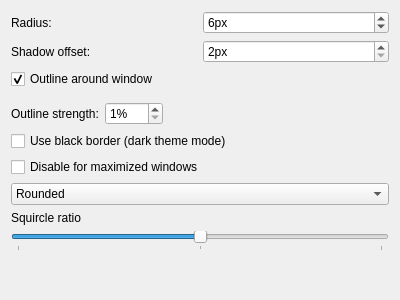
Above: src/lightlyshaders/kcm/lightlyshaders_config.ui from hirad1986/LightlyShaders before the change. Below: the same form after it.
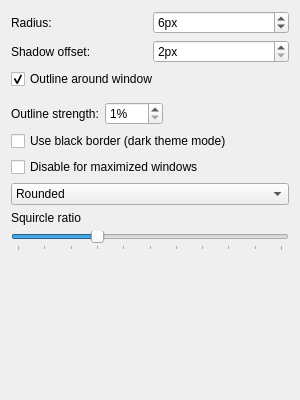
That is the form after the change.

Diff of the .ui file:
```diff
--- a/src/lightlyshaders/kcm/lightlyshaders_config.ui
+++ b/src/lightlyshaders/kcm/lightlyshaders_config.ui
@@ -6,8 +6,8 @@
    <rect>
     <x>0</x>
     <y>0</y>
-    <width>400</width>
-    <height>300</height>
+    <width>300</width>
+    <height>400</height>
    </rect>
   </property>
   <property name="windowTitle">
@@ -164,16 +164,16 @@
      <item>
       <widget class="QSlider" name="kcfg_SquircleRatio">
        <property name="minimum">
-        <number>0</number>
+        <number>2</number>
        </property>
        <property name="maximum">
-        <number>24</number>
+        <number>12</number>
        </property>
        <property name="pageStep">
-        <number>12</number>
+        <number>1</number>
        </property>
          <property name="value">
-          <number>12</number>
+        <number>5</number>
          </property>
        <property name="orientation">
         <enum>Qt::Horizontal</enum>
@@ -182,7 +182,7 @@
         <enum>QSlider::TicksBelow</enum>
        </property>
        <property name="tickInterval">
-        <number>12</number>
+        <number>1</number>
        </property>
       </widget>
      </item>    
```
Lines whose indentation alone changed are shown as unchanged.
